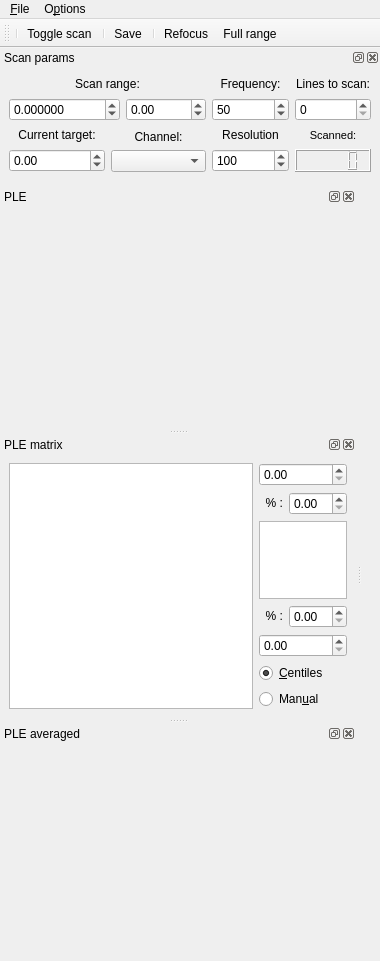
The window that src/qudi/gui/ple/ple_gui.ui (bbuusshh/scudi) describes before a commit, drawn with Qt 5.
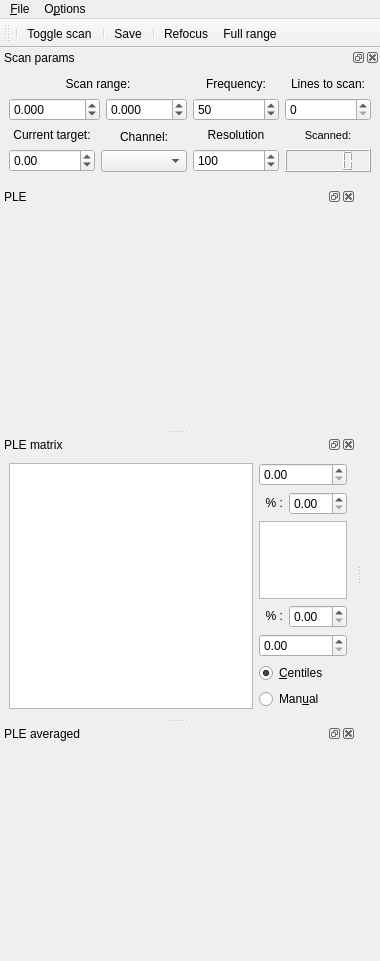
The same window after the commit. Icons and pictures are not drawn. Custom widgets are drawn as their Qt base class.

What changed in the file:
```diff
--- a/src/qudi/gui/ple/ple_gui.ui
+++ b/src/qudi/gui/ple/ple_gui.ui
@@ -149,7 +149,7 @@
             <string/>
            </property>
            <property name="decimals">
-            <number>6</number>
+            <number>3</number>
            </property>
            <property name="minimum">
             <double>-99.000000000000000</double>
@@ -177,7 +177,7 @@
             <string/>
            </property>
            <property name="decimals">
-            <number>2</number>
+            <number>3</number>
            </property>
            <property name="minimum">
             <double>-99.000000000000000</double>
```
